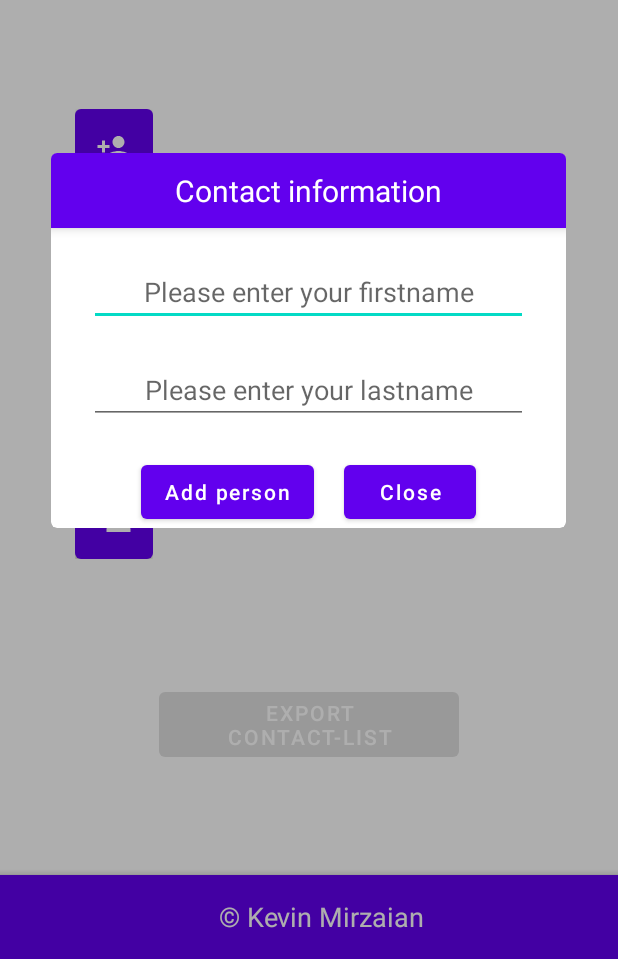
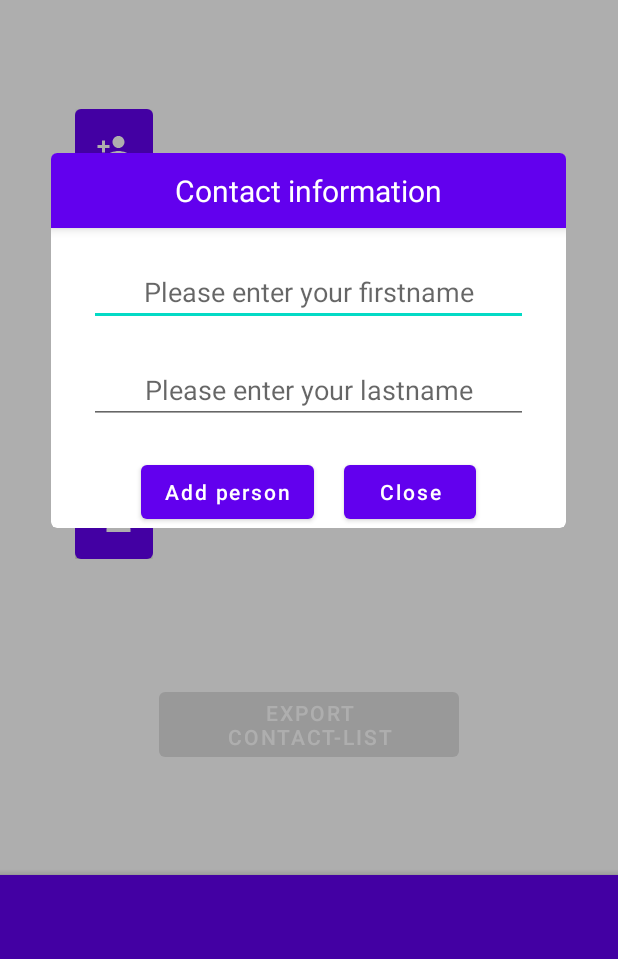
Before and after one commit to Mirzaian/Contact-Tracing, an Android app: the screen it shows after launch (MainActivity), after a tap on an icon or button, on a phone screen of 412 x 824 dp, the part 277-1236 px from its top. Run offline under Robolectric (Android 15) with nearby library versions, the phone set to English and light mode, and no system bars.

Commit message:
copyright textview deleted

```diff
--- a/app/src/main/res/layout/main.xml
+++ b/app/src/main/res/layout/main.xml
@@ -66,9 +66,10 @@
 
                 android:layout_width="120dp"
                 android:layout_height="60dp"
+                android:layout_marginStart="20dp"
 
                 android:text="@string/personInfo"
-                android:textAlignment="center"
+                android:textAlignment="viewStart"
                 android:textColor="@color/black"
 
                 android:visibility="gone"/>
@@ -100,9 +101,10 @@
 
                 android:layout_width="120dp"
                 android:layout_height="60dp"
+                android:layout_marginStart="20dp"
 
                 android:text="@string/personInfo"
-                android:textAlignment="center"
+                android:textAlignment="viewStart"
                 android:textColor="@color/black"
 
                 android:visibility="gone"/>
@@ -134,9 +136,10 @@
 
                 android:layout_width="120dp"
                 android:layout_height="60dp"
+                android:layout_marginStart="20dp"
 
                 android:text="@string/personInfo"
-                android:textAlignment="center"
+                android:textAlignment="viewStart"
                 android:textColor="@color/black"
 
                 android:visibility="gone"/>
@@ -168,9 +171,10 @@
 
                 android:layout_width="120dp"
                 android:layout_height="60dp"
+                android:layout_marginStart="20dp"
 
                 android:text="@string/personInfo"
-                android:textAlignment="center"
+                android:textAlignment="viewStart"
                 android:textColor="@color/black"
 
                 android:visibility="gone"/>
@@ -202,9 +206,10 @@
 
                 android:layout_width="120dp"
                 android:layout_height="60dp"
+                android:layout_marginStart="20dp"
 
                 android:text="@string/personInfo"
-                android:textAlignment="center"
+                android:textAlignment="viewStart"
                 android:textColor="@color/black"
 
                 android:visibility="gone"/>
@@ -242,15 +247,6 @@
         app:layout_constraintStart_toStartOf="parent"
         tools:ignore="BottomAppBar">
 
-        <com.google.android.material.textview.MaterialTextView
-            android:layout_width="match_parent"
-            android:layout_height="wrap_content"
-
-            android:text="© Kevin Mirzaian"
-            android:textAlignment="center"
-            android:textSize="18dp"
-            android:textColor="@color/white"/>
-
     </com.google.android.material.bottomappbar.BottomAppBar>
 
 </androidx.constraintlayout.widget.ConstraintLayout>
```
